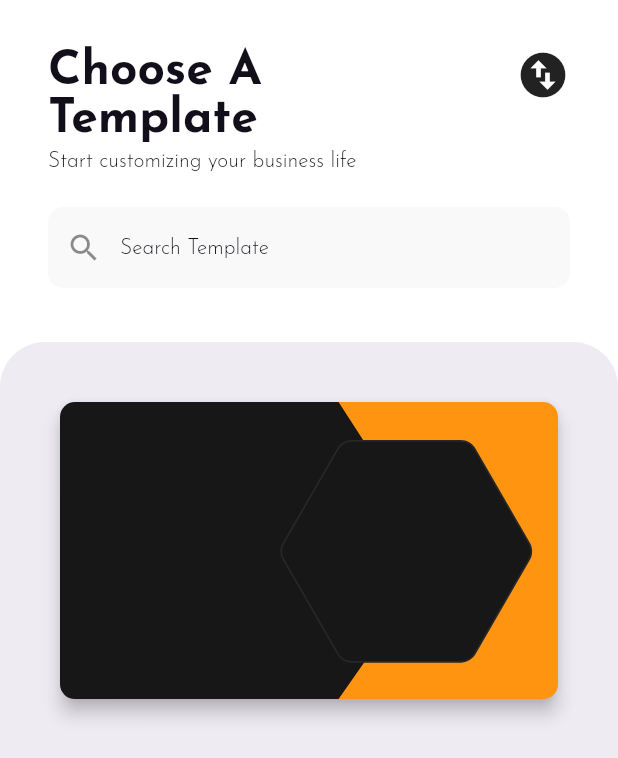
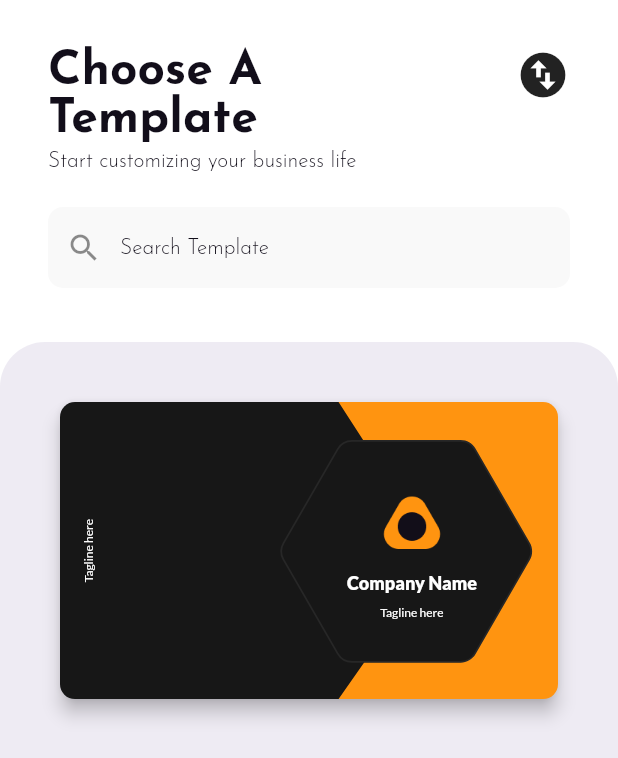
Before and after one commit to Mtconcept/impresa, a Flutter app: the HomeScreen screen opened directly with empty values, on a phone screen of 412 x 824 dp. Shown: the top 758 px of the screen. Run offline on Flutter 3.47's test engine with Material 2 defaults, Android fonts, the phone set to English and light mode, and no system bars; our stand-ins replace cloud_firestore, firebase_auth, firebase_core, flutter_svg, get; accounts and stored records are empty.

Commit message:
Implemented Card1 Front

```diff
--- /dev/null
+++ b/lib/core/utils/image_util.dart
@@ -0,0 +1,28 @@
+class ImageUtil {
+  static const cardImagePath = 'assets/images';
+  static const cardSvgPath = 'assets/svg';
+
+  /// Returns [Card Front Background Image Path] by [Card Number]
+  /// The Image should be an [SVG Image] and be placed under [assets/svg]
+  /// Example File Name [card1_front_bg.svg]
+
+  static String frontBg(int cardNumber) {
+    return '$cardSvgPath/card${cardNumber}_front_bg.svg';
+  }
+
+  /// Method returns [Card Back Background Image path] by [Card Number]
+  /// The Image should be an [SVG Image] and be placed under [assets/svg]
+  /// Example File Name [card1_back_bg.svg]
+
+  static String backBg(int cardNumber) {
+    return '$cardSvgPath/card${cardNumber}_back_bg.svg';
+  }
+
+  /// Returns [Card Logo Image Path] by [Card number]
+  /// The Image should be a [PNG Image] and be placed under [assets/svg]
+  /// Example File Name [card1_logo.png]
+
+  static String logo(int cardNumber) {
+    return '$cardImagePath/card${cardNumber}_logo.png';
+  }
+}
--- a/lib/views/cards/card1.dart
+++ b/lib/views/cards/card1.dart
@@ -2,13 +2,18 @@ import 'package:flutter/material.dart';
 import 'package:flutter_svg/flutter_svg.dart';
 
 import '../../core/utils/card_view.dart';
+import '../../core/utils/image_util.dart';
+import '../../core/utils/size_util.dart';
 import '../widgets/business_card_container.dart';
-import '../../core/utils/size_util.dart';
 
 class Card1 extends StatelessWidget {
+  final int id = 1;
   final CardView cardView;
 
-  const Card1({Key key, @required this.cardView}) : super(key: key);
+  const Card1({
+    Key key,
+    @required this.cardView,
+  }) : super(key: key);
 
   @override
   Widget build(BuildContext context) {
@@ -20,9 +25,46 @@ class Card1 extends StatelessWidget {
       child: Stack(
         children: [
           SvgPicture.asset(
-            'assets/svg/card1_front_bg.svg',
+            ImageUtil.frontBg(id),
             fit: BoxFit.cover,
             height: SizeUtil(context).cardHeight,
+          ),
+          Positioned(
+            top: 0,
+            bottom: 0,
+            right: 54,
+            child: Column(
+              mainAxisAlignment: MainAxisAlignment.center,
+              children: [
+                Image.asset(
+                  ImageUtil.logo(1),
+                  width: 60,
+                  height: 60,
+                ),
+                Text(
+                  'Company Name',
+                  style: titleStyle,
+                ),
+                SizedBox(height: 8.0),
+                Text(
+                  'Tagline here',
+                  style: subTitleStyle,
+                ),
+              ],
+            ),
+          ),
+          Align(
+            alignment: Alignment.centerLeft,
+            child: RotatedBox(
+              quarterTurns: 3,
+              child: Padding(
+                padding: const EdgeInsets.all(14.0),
+                child: Text(
+                  'Tagline here',
+                  style: subTitleStyle,
+                ),
+              ),
+            ),
           ),
         ],
       ),
@@ -36,4 +78,18 @@ class Card1 extends StatelessWidget {
       ),
     );
   }
+
+  TextStyle get globalStyle => TextStyle(
+        fontFamily: 'Lato',
+        color: Colors.white,
+      );
+
+  TextStyle get titleStyle => globalStyle.copyWith(
+        fontWeight: FontWeight.w900,
+        fontSize: 12,
+      );
+
+  TextStyle get subTitleStyle => globalStyle.copyWith(
+        fontSize: 8,
+      );
 }
--- a/pubspec.yaml
+++ b/pubspec.yaml
@@ -50,7 +50,7 @@ flutter:
         - asset: assets/fonts/Lato-Light.ttf
           weight: 300
         - asset: assets/fonts/Lato-Regular.ttf
-        - asset: assets/fonts/Lato-Medium.ttf
+        - asset: assets/fonts/Lato-Bold.ttf
           weight: 700
         - asset: assets/fonts/Lato-Black.ttf
           weight: 900
```
Also changed, not shown: assets/images/card1_logo.png (added).
